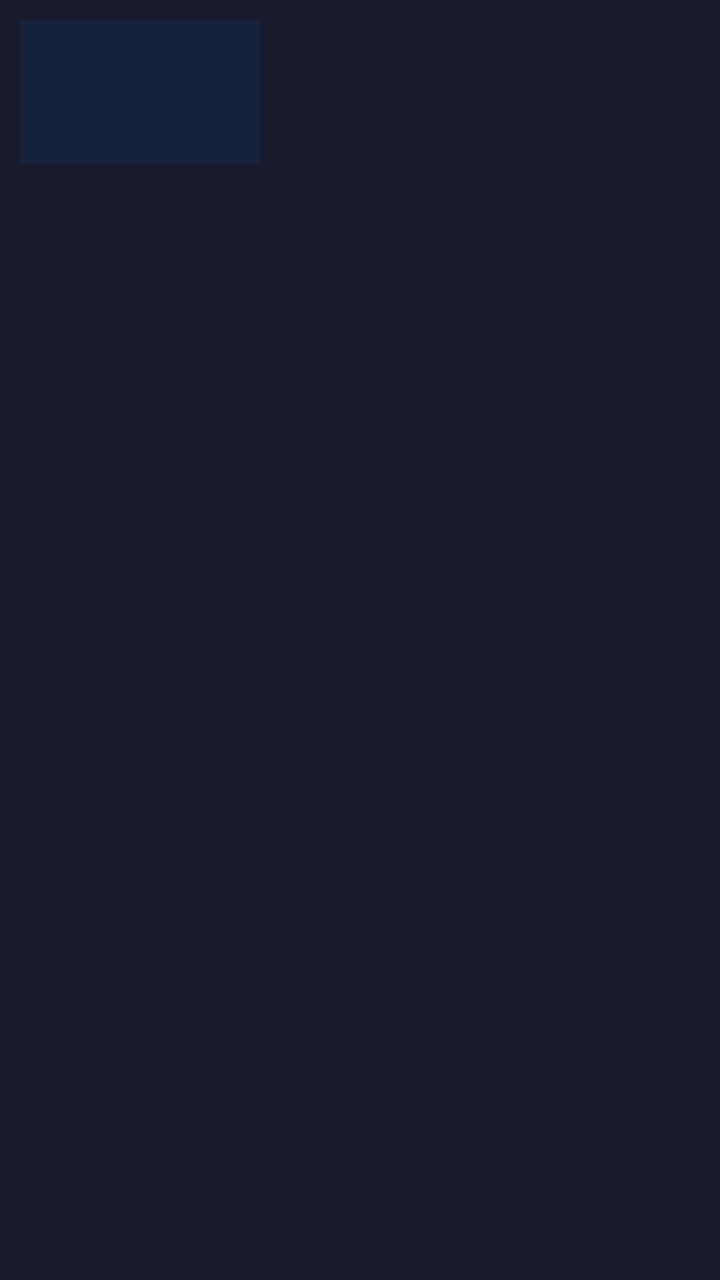
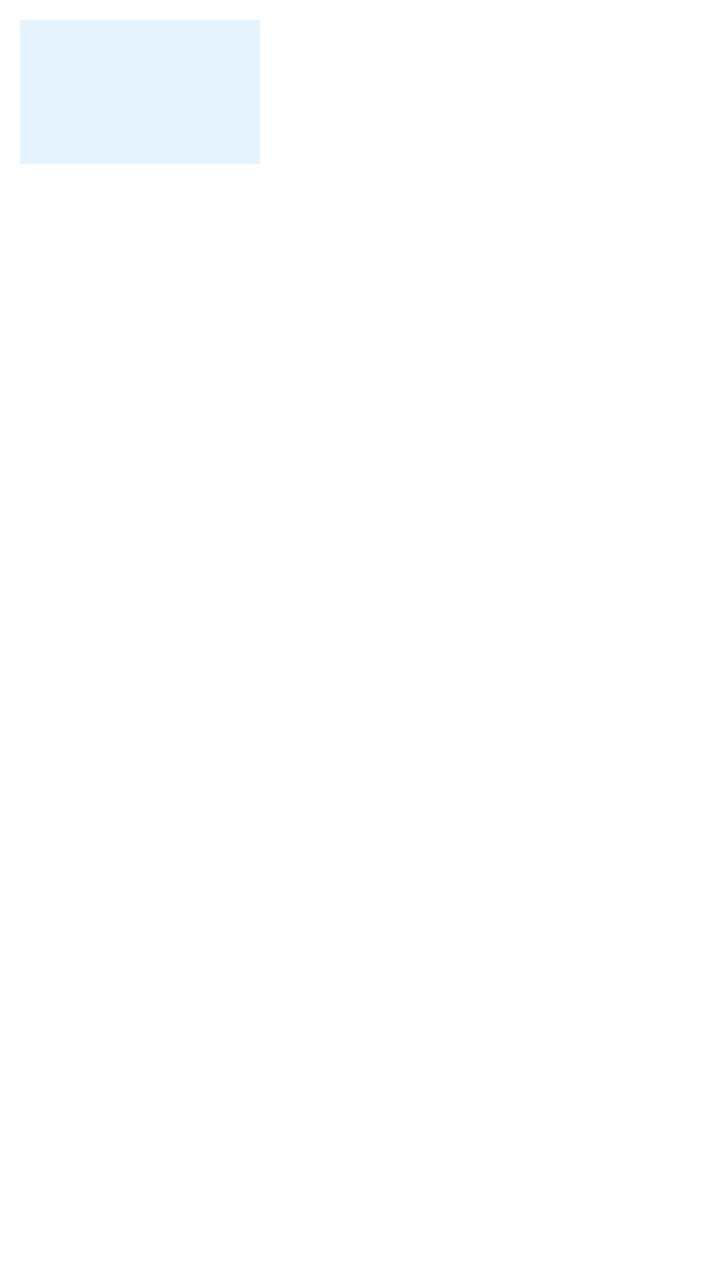

Compare the two renders of this Android layout. The source of the first and the diff that turns it into the second are given below.
<!-- AndroidManifest.xml: application theme android:Theme.Black.NoTitleBar -->
<!-- res/layout/item_video.xml -->
<?xml version="1.0" encoding="utf-8"?>
<LinearLayout xmlns:android="http://schemas.android.com/apk/res/android"
    android:orientation="horizontal"
    android:layout_width="fill_parent"
    android:layout_height="wrap_content"
    android:padding="10dip"
    android:background="@color/bg_dark">

    <ImageView
        android:id="@+id/iv_thumb"
        android:layout_width="120dip"
        android:layout_height="72dip"
        android:scaleType="centerCrop"
        android:background="@color/bg_card" />

    <LinearLayout
        android:orientation="vertical"
        android:layout_width="fill_parent"
        android:layout_height="72dip"
        android:layout_marginLeft="10dip"
        android:gravity="center_vertical">
        <TextView
            android:id="@+id/tv_title"
            android:layout_width="fill_parent"
            android:layout_height="wrap_content"
            android:textColor="@color/text_primary"
            android:textSize="14sp"
            android:textStyle="bold"
            android:maxLines="2"
            android:ellipsize="end" />
        <TextView
            android:id="@+id/tv_up"
            android:layout_width="fill_parent"
            android:layout_height="wrap_content"
            android:layout_marginTop="4dip"
            android:textColor="@color/text_secondary"
            android:textSize="12sp"
            android:maxLines="1"
            android:ellipsize="end" />
        <TextView
            android:id="@+id/tv_play"
            android:layout_width="fill_parent"
            android:layout_height="wrap_content"
            android:layout_marginTop="2dip"
            android:textColor="@color/text_hint"
            android:textSize="11sp" />
    </LinearLayout>
</LinearLayout>
<!-- resources referenced by this layout -->
<resources>
  <color name="bg_card">#FF16213E</color>
  <color name="bg_dark">#FF1A1A2E</color>
  <color name="text_hint">#FF555566</color>
  <color name="text_primary">#FFFFFFFF</color>
  <color name="text_secondary">#FF8892B0</color>
</resources>

<!-- the commit's change to res/layout/item_video.xml (unified diff, before → after) -->
@@ -1,48 +1,49 @@
 <?xml version="1.0" encoding="utf-8"?>
 <LinearLayout xmlns:android="http://schemas.android.com/apk/res/android"
-    android:orientation="horizontal"
     android:layout_width="fill_parent"
     android:layout_height="wrap_content"
+    android:orientation="horizontal"
     android:padding="10dip"
-    android:background="@color/bg_dark">
+    android:background="#FFFFFFFF">
 
     <ImageView
         android:id="@+id/iv_thumb"
         android:layout_width="120dip"
         android:layout_height="72dip"
         android:scaleType="centerCrop"
-        android:background="@color/bg_card" />
+        android:background="#FFE3F2FD" />
 
     <LinearLayout
+        android:layout_width="fill_parent"
+        android:layout_height="wrap_content"
         android:orientation="vertical"
-        android:layout_width="fill_parent"
-        android:layout_height="72dip"
-        android:layout_marginLeft="10dip"
-        android:gravity="center_vertical">
+        android:layout_marginLeft="10dip">
+
         <TextView
             android:id="@+id/tv_title"
             android:layout_width="fill_parent"
             android:layout_height="wrap_content"
-            android:textColor="@color/text_primary"
+            android:textColor="#FF212121"
             android:textSize="14sp"
             android:textStyle="bold"
             android:maxLines="2"
-            android:ellipsize="end" />
+            android:ellipsize="end"
+            android:lineSpacingExtra="1dip" />
+
         <TextView
             android:id="@+id/tv_up"
-            android:layout_width="fill_parent"
+            android:layout_width="wrap_content"
             android:layout_height="wrap_content"
-            android:layout_marginTop="4dip"
-            android:textColor="@color/text_secondary"
+            android:textColor="#FF2196F3"
             android:textSize="12sp"
-            android:maxLines="1"
-            android:ellipsize="end" />
+            android:layout_marginTop="6dip" />
+
         <TextView
             android:id="@+id/tv_play"
-            android:layout_width="fill_parent"
+            android:layout_width="wrap_content"
             android:layout_height="wrap_content"
-            android:layout_marginTop="2dip"
-            android:textColor="@color/text_hint"
-            android:textSize="11sp" />
+            android:textColor="#FF9E9E9E"
+            android:textSize="11sp"
+            android:layout_marginTop="4dip" />
     </LinearLayout>
 </LinearLayout>
<!-- resource entries referenced after the edit -->
@@ -1,9 +1,12 @@
 <!-- resources referenced by this layout -->
 <resources>
-  <color name="bg_card">#FF16213E</color>
-  <color name="bg_dark">#FF1A1A2E</color>
-  <color name="text_hint">#FF555566</color>
-  <color name="text_primary">#FFFFFFFF</color>
-  <color name="text_secondary">#FF8892B0</color>
+  <style name="AppTheme" parent="@android:style/Theme.Light.NoTitleBar">
+          <item name="android:windowBackground">@color/bg_main</item>
+          <item name="android:textColorPrimary">@color/text_primary</item>
+          <item name="android:textColorSecondary">@color/text_secondary</item>
+      </style>
+  <color name="bg_main">#FFF5F9FF</color>
+  <color name="text_primary">#FF212121</color>
+  <color name="text_secondary">#FF757575</color>
 </resources>
 
